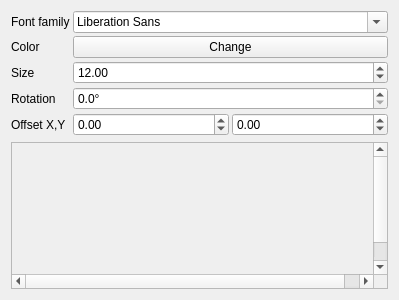
The window that src/ui/symbollayer/widget_fontmarker.ui (qgis/QGIS) describes before a commit, drawn with Qt 5.
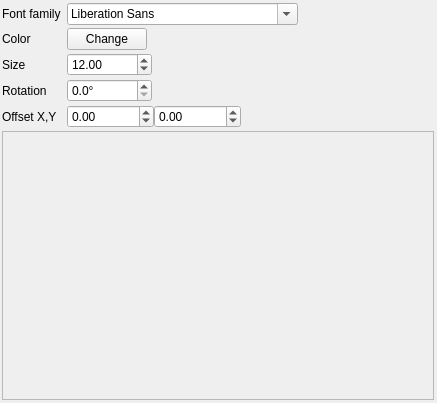
The same window after the commit. Custom widgets are drawn as their Qt base class.

Commit message: Set all ui to use size hint

Diff of the .ui file:
```diff
--- a/src/ui/symbollayer/widget_fontmarker.ui
+++ b/src/ui/symbollayer/widget_fontmarker.ui
@@ -6,21 +6,39 @@
    <rect>
     <x>0</x>
     <y>0</y>
-    <width>399</width>
-    <height>300</height>
+    <width>437</width>
+    <height>403</height>
    </rect>
   </property>
   <property name="windowTitle">
    <string>Form</string>
   </property>
   <layout class="QVBoxLayout" name="verticalLayout">
+   <property name="spacing">
+    <number>3</number>
+   </property>
+   <property name="leftMargin">
+    <number>2</number>
+   </property>
+   <property name="topMargin">
+    <number>3</number>
+   </property>
+   <property name="rightMargin">
+    <number>3</number>
+   </property>
+   <property name="bottomMargin">
+    <number>3</number>
+   </property>
    <item>
     <layout class="QFormLayout" name="formLayout">
      <property name="sizeConstraint">
       <enum>QLayout::SetDefaultConstraint</enum>
      </property>
+     <property name="fieldGrowthPolicy">
+      <enum>QFormLayout::FieldsStayAtSizeHint</enum>
+     </property>
      <property name="horizontalSpacing">
-      <number>3</number>
+      <number>6</number>
      </property>
      <property name="verticalSpacing">
       <number>3</number>
@@ -62,13 +80,6 @@
        </property>
       </widget>
      </item>
-     <item row="2" column="1">
-      <widget class="QDoubleSpinBox" name="spinSize">
-       <property name="value">
-        <double>12.000000000000000</double>
-       </property>
-      </widget>
-     </item>
      <item row="3" column="0">
       <widget class="QLabel" name="label_4">
        <property name="text">
@@ -78,6 +89,24 @@
      </item>
      <item row="3" column="1">
       <widget class="QDoubleSpinBox" name="spinAngle">
+       <property name="sizePolicy">
+        <sizepolicy hsizetype="Minimum" vsizetype="Fixed">
+         <horstretch>0</horstretch>
+         <verstretch>0</verstretch>
+        </sizepolicy>
+       </property>
+       <property name="minimumSize">
+        <size>
+         <width>85</width>
+         <height>0</height>
+        </size>
+       </property>
+       <property name="maximumSize">
+        <size>
+         <width>87</width>
+         <height>16777215</height>
+        </size>
+       </property>
        <property name="suffix">
         <string>°</string>
        </property>
@@ -100,6 +129,24 @@
       <layout class="QHBoxLayout" name="horizontalLayout">
        <item>
         <widget class="QDoubleSpinBox" name="spinOffsetX">
+         <property name="sizePolicy">
+          <sizepolicy hsizetype="Minimum" vsizetype="Fixed">
+           <horstretch>0</horstretch>
+           <verstretch>0</verstretch>
+          </sizepolicy>
+         </property>
+         <property name="minimumSize">
+          <size>
+           <width>85</width>
+           <height>0</height>
+          </size>
+         </property>
+         <property name="maximumSize">
+          <size>
+           <width>87</width>
+           <height>16777215</height>
+          </size>
+         </property>
          <property name="minimum">
           <double>-100000.000000000000000</double>
          </property>
@@ -110,6 +157,24 @@
        </item>
        <item>
         <widget class="QDoubleSpinBox" name="spinOffsetY">
+         <property name="sizePolicy">
+          <sizepolicy hsizetype="Minimum" vsizetype="Fixed">
+           <horstretch>0</horstretch>
+           <verstretch>0</verstretch>
+          </sizepolicy>
+         </property>
+         <property name="minimumSize">
+          <size>
+           <width>85</width>
+           <height>0</height>
+          </size>
+         </property>
+         <property name="maximumSize">
+          <size>
+           <width>87</width>
+           <height>16777215</height>
+          </size>
+         </property>
          <property name="minimum">
           <double>-100000.000000000000000</double>
          </property>
@@ -120,6 +185,31 @@
        </item>
       </layout>
      </item>
+     <item row="2" column="1">
+      <widget class="QDoubleSpinBox" name="spinSize">
+       <property name="sizePolicy">
+        <sizepolicy hsizetype="Minimum" vsizetype="Fixed">
+         <horstretch>0</horstretch>
+         <verstretch>0</verstretch>
+        </sizepolicy>
+       </property>
+       <property name="minimumSize">
+        <size>
+         <width>85</width>
+         <height>0</height>
+        </size>
+       </property>
+       <property name="maximumSize">
+        <size>
+         <width>87</width>
+         <height>16777215</height>
+        </size>
+       </property>
+       <property name="value">
+        <double>12.000000000000000</double>
+       </property>
+      </widget>
+     </item>
     </layout>
    </item>
    <item>
```
The commit also changes 7 other files.
